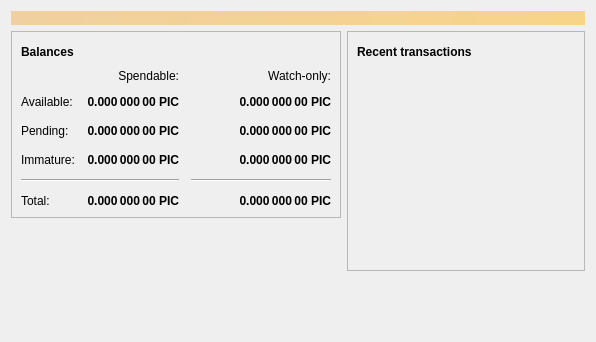
Old version of the form src/qt/forms/overviewpage.ui in the repository minblock/picscoin.
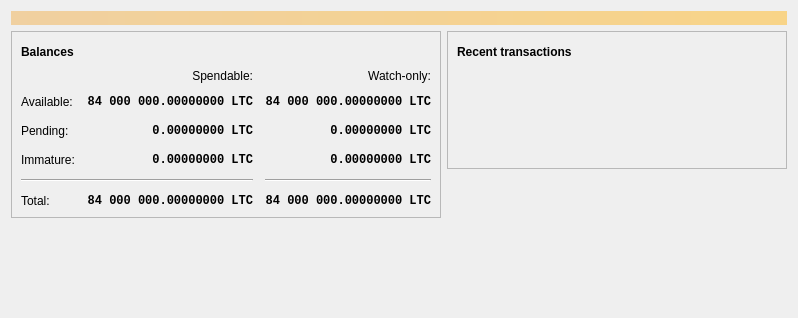
New version of the form. Icons and pictures are not drawn. Custom widgets are drawn as their Qt base class.

Diff of the .ui file:
```diff
--- a/src/qt/forms/overviewpage.ui
+++ b/src/qt/forms/overviewpage.ui
@@ -6,8 +6,8 @@
    <rect>
     <x>0</x>
     <y>0</y>
-    <width>596</width>
-    <height>342</height>
+    <width>798</width>
+    <height>318</height>
    </rect>
   </property>
   <property name="windowTitle">
@@ -118,6 +118,7 @@
              <widget class="QLabel" name="labelWatchPending">
               <property name="font">
                <font>
+                <family>Monospace</family>
                 <weight>75</weight>
                 <bold>true</bold>
                </font>
@@ -129,7 +130,7 @@
                <string>Unconfirmed transactions to watch-only addresses</string>
               </property>
               <property name="text">
-               <string notr="true">0.000 000 00 PIC</string>
+               <string notr="true">0.00000000 LTC</string>
               </property>
               <property name="alignment">
                <set>Qt::AlignRight|Qt::AlignTrailing|Qt::AlignVCenter</set>
@@ -143,6 +144,7 @@
              <widget class="QLabel" name="labelUnconfirmed">
               <property name="font">
                <font>
+                <family>Monospace</family>
                 <weight>75</weight>
                 <bold>true</bold>
                </font>
@@ -154,7 +156,7 @@
                <string>Total of transactions that have yet to be confirmed, and do not yet count toward the spendable balance</string>
               </property>
               <property name="text">
-               <string notr="true">0.000 000 00 PIC</string>
+               <string notr="true">0.00000000 LTC</string>
               </property>
               <property name="alignment">
                <set>Qt::AlignRight|Qt::AlignTrailing|Qt::AlignVCenter</set>
@@ -168,6 +170,7 @@
              <widget class="QLabel" name="labelWatchImmature">
               <property name="font">
                <font>
+                <family>Monospace</family>
                 <weight>75</weight>
                 <bold>true</bold>
                </font>
@@ -179,7 +182,7 @@
                <string>Mined balance in watch-only addresses that has not yet matured</string>
               </property>
               <property name="text">
-               <string notr="true">0.000 000 00 PIC</string>
+               <string notr="true">0.00000000 LTC</string>
               </property>
               <property name="alignment">
                <set>Qt::AlignRight|Qt::AlignTrailing|Qt::AlignVCenter</set>
@@ -226,6 +229,7 @@
              <widget class="QLabel" name="labelImmature">
               <property name="font">
                <font>
+                <family>Monospace</family>
                 <weight>75</weight>
                 <bold>true</bold>
                </font>
@@ -237,7 +241,7 @@
                <string>Mined balance that has not yet matured</string>
               </property>
               <property name="text">
-               <string notr="true">0.000 000 00 PIC</string>
+               <string notr="true">0.00000000 LTC</string>
               </property>
               <property name="alignment">
                <set>Qt::AlignRight|Qt::AlignTrailing|Qt::AlignVCenter</set>
@@ -271,6 +275,7 @@
              <widget class="QLabel" name="labelTotal">
               <property name="font">
                <font>
+                <family>Monospace</family>
                 <weight>75</weight>
                 <bold>true</bold>
                </font>
@@ -282,7 +287,7 @@
                <string>Your current total balance</string>
               </property>
               <property name="text">
-               <string notr="true">0.000 000 00 PIC</string>
+               <string notr="true">84 000 000.00000000 LTC</string>
               </property>
               <property name="alignment">
                <set>Qt::AlignRight|Qt::AlignTrailing|Qt::AlignVCenter</set>
@@ -296,6 +301,7 @@
              <widget class="QLabel" name="labelWatchTotal">
               <property name="font">
                <font>
+                <family>Monospace</family>
                 <weight>75</weight>
                 <bold>true</bold>
                </font>
@@ -307,7 +313,7 @@
                <string>Current total balance in watch-only addresses</string>
               </property>
               <property name="text">
-               <string notr="true">0.000 000 00 PIC</string>
+               <string notr="true">84 000 000.00000000 LTC</string>
               </property>
               <property name="alignment">
                <set>Qt::AlignRight|Qt::AlignTrailing|Qt::AlignVCenter</set>
@@ -338,6 +344,7 @@
              <widget class="QLabel" name="labelBalance">
               <property name="font">
                <font>
+                <family>Monospace</family>
                 <weight>75</weight>
                 <bold>true</bold>
                </font>
@@ -349,7 +356,7 @@
                <string>Your current spendable balance</string>
               </property>
               <property name="text">
-               <string notr="true">0.000 000 00 PIC</string>
+               <string notr="true">84 000 000.00000000 LTC</string>
               </property>
               <property name="alignment">
                <set>Qt::AlignRight|Qt::AlignTrailing|Qt::AlignVCenter</set>
@@ -363,6 +370,7 @@
              <widget class="QLabel" name="labelWatchAvailable">
               <property name="font">
                <font>
+                <family>Monospace</family>
                 <weight>75</weight>
                 <bold>true</bold>
                </font>
@@ -374,7 +382,7 @@
                <string>Your current balance in watch-only addresses</string>
               </property>
               <property name="text">
-               <string notr="true">0.000 000 00 PIC</string>
+               <string notr="true">84 000 000.00000000 LTC</string>
               </property>
               <property name="alignment">
                <set>Qt::AlignRight|Qt::AlignTrailing|Qt::AlignVCenter</set>
@@ -509,6 +517,9 @@
             <property name="horizontalScrollBarPolicy">
              <enum>Qt::ScrollBarAlwaysOff</enum>
             </property>
+            <property name="sizeAdjustPolicy">
+             <enum>QAbstractScrollArea::AdjustToContents</enum>
+            </property>
             <property name="selectionMode">
              <enum>QAbstractItemView::NoSelection</enum>
             </property>
@@ -536,6 +547,13 @@
    </item>
   </layout>
  </widget>
+ <customwidgets>
+  <customwidget>
+   <class>TransactionOverviewWidget</class>
+   <extends>QListView</extends>
+   <header>qt/transactionoverviewwidget.h</header>
+  </customwidget>
+ </customwidgets>
  <resources/>
  <connections/>
 </ui>
```
Left out of the diff: 5 changed lines with no effect on the pictures.
